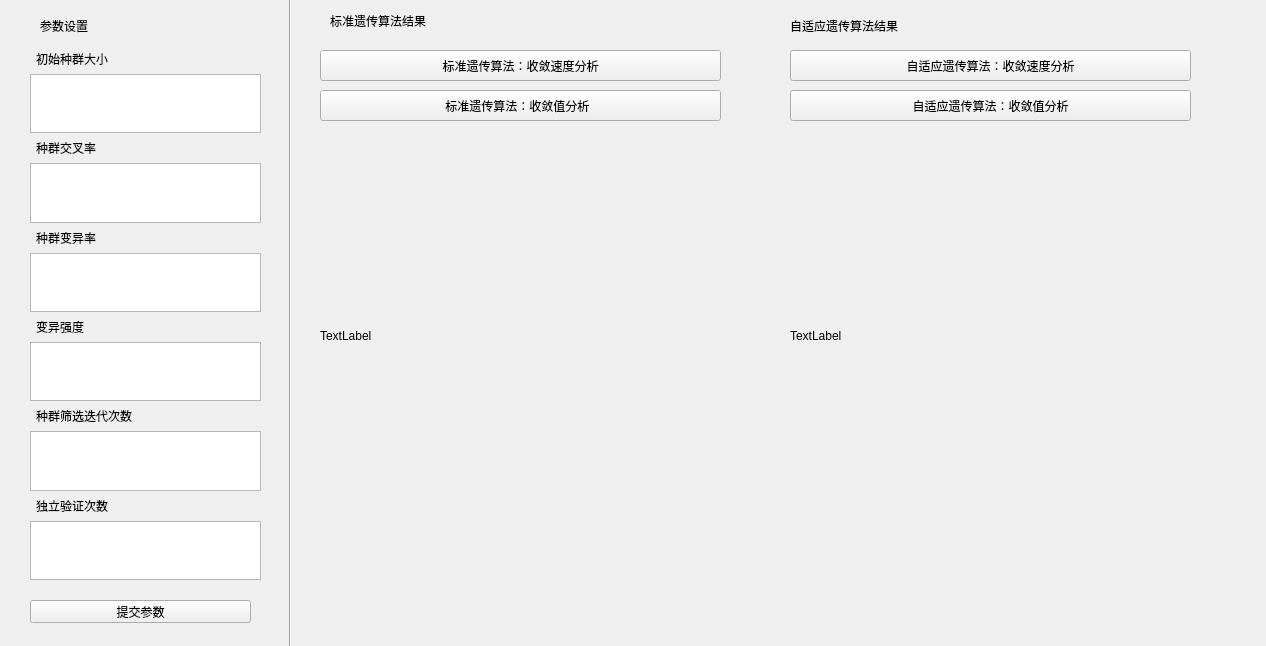
Above: UI.ui from Lithewings/GA before the change. Below: the same form after it.
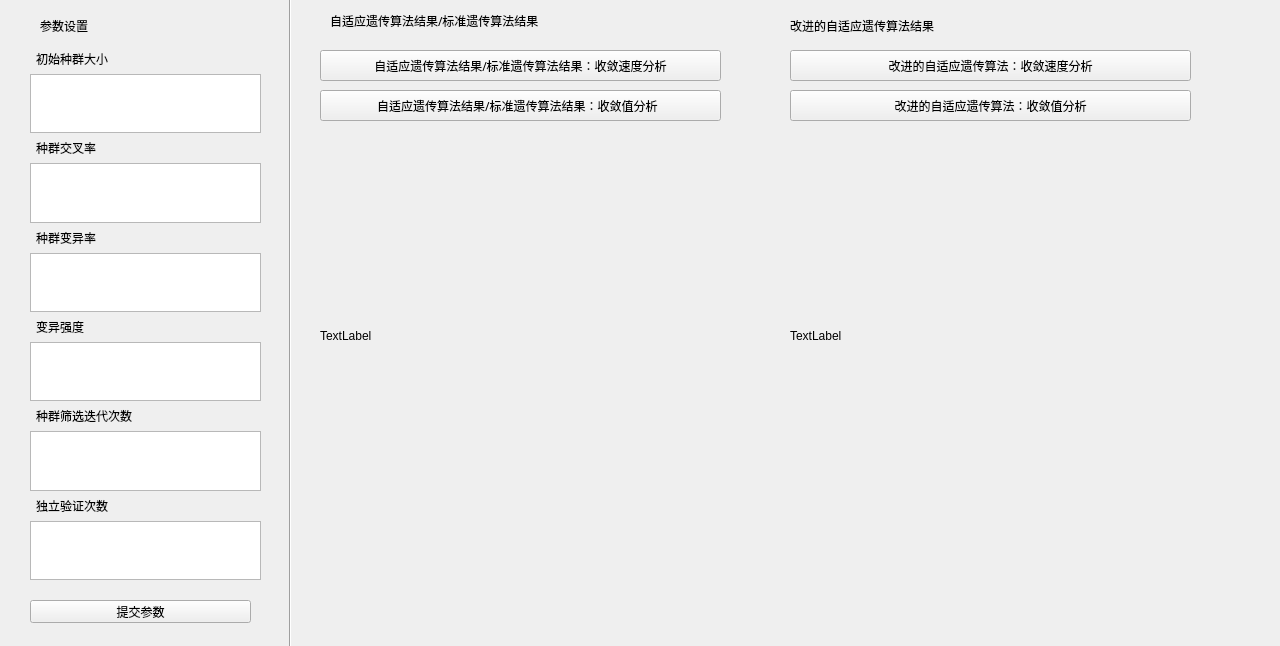
That is the form after the change.

The edit to the form file:
```diff
--- a/UI.ui
+++ b/UI.ui
@@ -9,7 +9,7 @@
    <rect>
     <x>0</x>
     <y>0</y>
-    <width>1266</width>
+    <width>1280</width>
     <height>646</height>
    </rect>
   </property>
@@ -74,7 +74,7 @@
     </font>
    </property>
    <property name="text">
-    <string>标准遗传算法结果</string>
+    <string>自适应遗传算法结果/标准遗传算法结果</string>
    </property>
   </widget>
   <widget class="QLabel" name="label_11">
@@ -92,7 +92,7 @@
     </font>
    </property>
    <property name="text">
-    <string>自适应遗传算法结果</string>
+    <string>改进的自适应遗传算法结果</string>
    </property>
   </widget>
   <widget class="QWidget" name="horizontalLayoutWidget">
@@ -132,7 +132,7 @@
     <enum>Qt::RightToLeft</enum>
    </property>
    <property name="text">
-    <string>标准遗传算法：收敛速度分析</string>
+    <string>自适应遗传算法结果/标准遗传算法结果：收敛速度分析</string>
    </property>
    <property name="default">
     <bool>false</bool>
@@ -159,7 +159,7 @@
     <enum>Qt::RightToLeft</enum>
    </property>
    <property name="text">
-    <string>标准遗传算法：收敛值分析  </string>
+    <string>自适应遗传算法结果/标准遗传算法结果：收敛值分析  </string>
    </property>
   </widget>
   <widget class="QWidget" name="horizontalLayoutWidget_2">
@@ -196,7 +196,7 @@
     </font>
    </property>
    <property name="text">
-    <string>自适应遗传算法：收敛速度分析</string>
+    <string>改进的自适应遗传算法：收敛速度分析</string>
    </property>
   </widget>
   <widget class="QPushButton" name="pushButton_14">
@@ -214,7 +214,7 @@
     </font>
    </property>
    <property name="text">
-    <string>自适应遗传算法：收敛值分析</string>
+    <string>改进的自适应遗传算法：收敛值分析</string>
    </property>
   </widget>
   <widget class="QWidget" name="verticalLayoutWidget">
```
Left out of the diff: 3 changed lines with no effect on the pictures.
